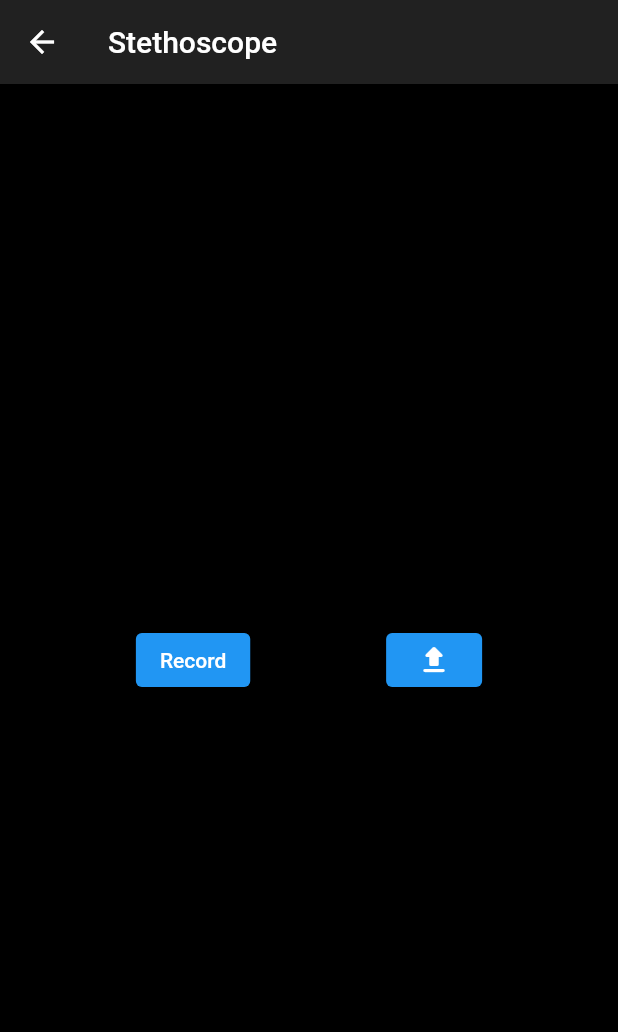
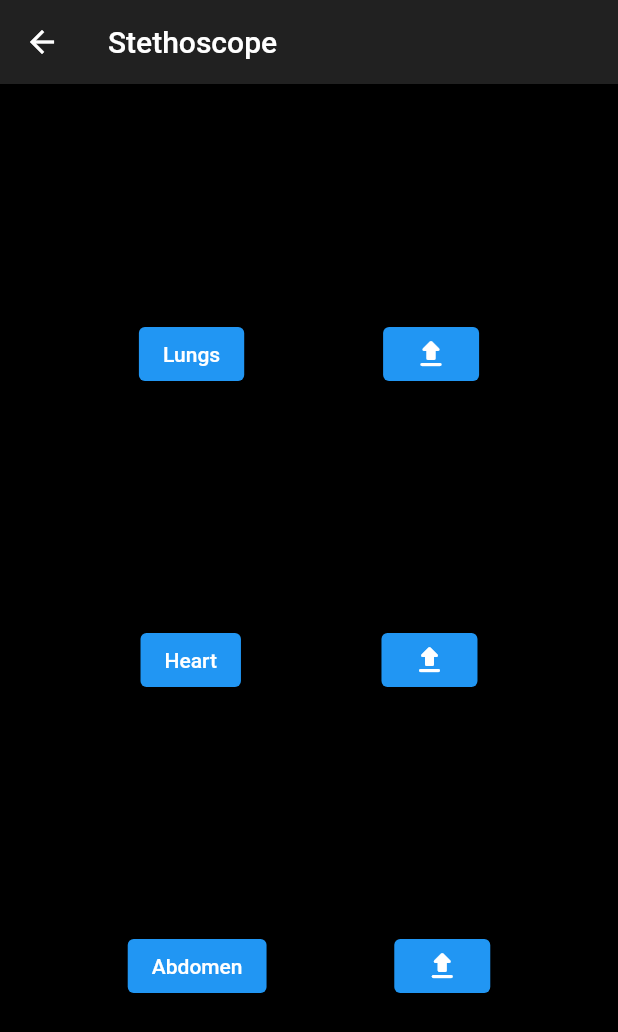
Before and after one commit to justinbiebur/Calidad, a Flutter app: the Stethoscope screen opened directly, after a tap on the "upload" icon, on a phone screen of 412 x 824 dp. Shown: the top 1032 px of the screen. Run offline on Flutter 3.47's test engine with Material 2 defaults, Android fonts, the phone set to English and light mode, and no system bars; our stand-ins replace cloud_firestore, firebase_auth, firebase_core, firebase_storage, google_sign_in, image_picker and 1 more; missing offline and left inert: agora_rtc_engine, external_app_launcher, flutter_sound, usb_serial; accounts and stored records are empty; network calls fail.

Commit message:
made three new sounds

```diff
--- a/lib/screens/stethoscope.dart
+++ b/lib/screens/stethoscope.dart
@@ -101,7 +101,8 @@ Future<String> get _localPath async{
 
       body: Container(
           child: Center(
-            child: Row(
+            child:Column(mainAxisAlignment: MainAxisAlignment.spaceEvenly,children: [
+              Row(
               mainAxisAlignment: MainAxisAlignment.spaceEvenly,
         children: [
             Container(
@@ -110,7 +111,7 @@ Future<String> get _localPath async{
 
                   getRecorderFn()();
                 },
-                child: Text(_mRecorder.isRecording ? 'Stop' : 'Record'),
+                child: Text(_mRecorder.isRecording ? 'Stop' : 'Lungs'),
               ),
             ),
             Container(
@@ -123,6 +124,54 @@ Future<String> get _localPath async{
             )
         ],
       ),
+
+       Row(
+              mainAxisAlignment: MainAxisAlignment.spaceEvenly,
+        children: [
+            Container(
+              child: ElevatedButton(
+                onPressed: (){
+
+                  getRecorderFn()();
+                },
+                child: Text(_mRecorder.isRecording ? 'Stop' : 'Heart'),
+              ),
+            ),
+            Container(
+              child: ElevatedButton(
+                onPressed:_isUploading?null: () async {
+                 uploadToStorage(uid);
+                },
+                child: Icon(Icons.upload_rounded)
+              ),
+            )
+        ],
+      ),
+
+       Row(
+              mainAxisAlignment: MainAxisAlignment.spaceEvenly,
+        children: [
+            Container(
+              child: ElevatedButton(
+                onPressed: (){
+
+                  getRecorderFn()();
+                },
+                child: Text(_mRecorder.isRecording ? 'Stop' : 'Abdomen'),
+              ),
+            ),
+            Container(
+              child: ElevatedButton(
+                onPressed:_isUploading?null: () async {
+                 uploadToStorage(uid);
+                },
+                child: Icon(Icons.upload_rounded)
+              ),
+            )
+        ],
+      ),
+            ],)
+
           )),
     );
   }
@@ -139,7 +188,7 @@ Future uploadToStorage(String uid) async {
 
       File file = File(dir+'test.wav');
 
-      print("File exists at ${dir}test.aac  ?");
+      print("File exists at ${dir}test.wav  ?");
       print(await file.exists());
       _isUploading=true;
       setState(() {});
```
